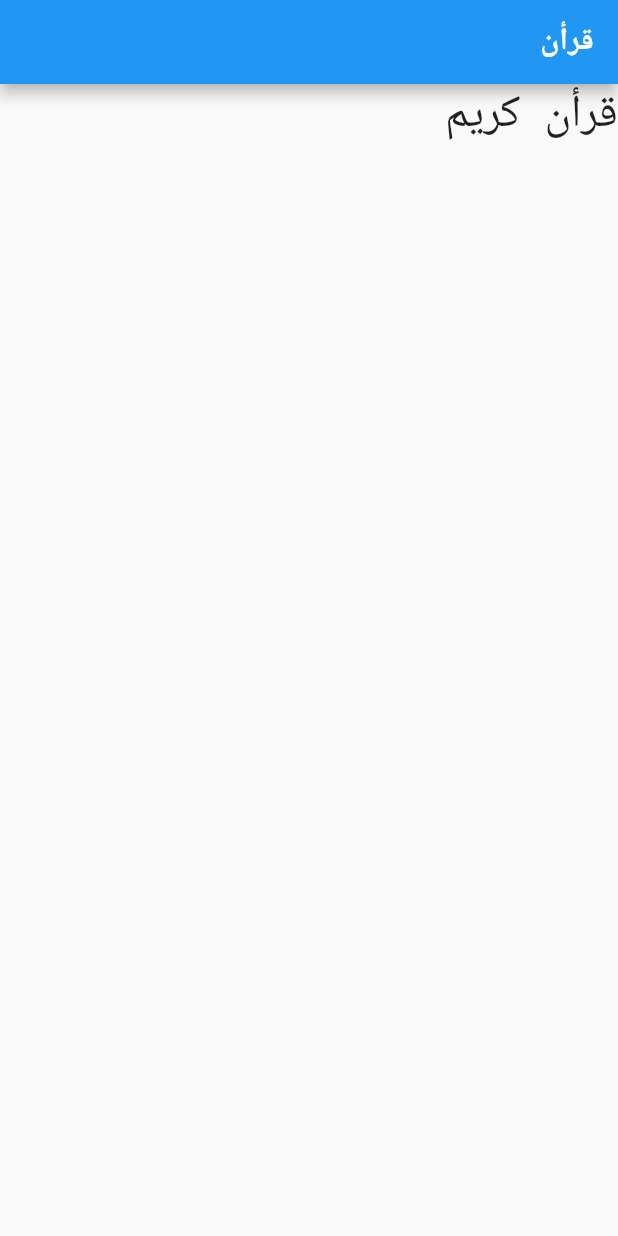
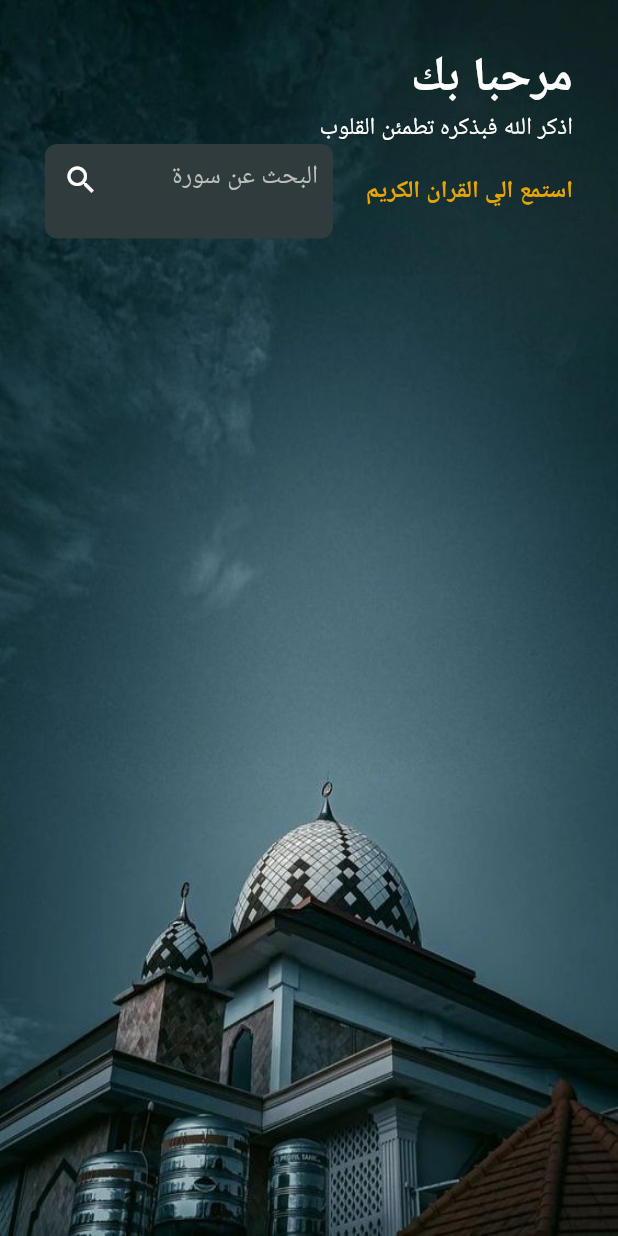
Before and after one commit to Mohamed-Abdel-Rahem/quran, a Flutter app: the screen it shows after launch, on a phone screen of 412 x 824 dp. Run offline on Flutter 3.47's test engine with Material 3 defaults, Android fonts, the phone set to English and light mode, and no system bars; our stand-ins replace firebase_core; accounts and stored records are empty.

Commit message:
first phase of the app

```diff
--- a/lib/main.dart
+++ b/lib/main.dart
@@ -2,7 +2,7 @@
 import 'package:flutter_localizations/flutter_localizations.dart';
 import 'package:intl/intl.dart';
 import 'package:quran/generated/l10n.dart';
-import 'package:quran/screens/home_view.dart';
+import 'package:quran/screens/quran_page.dart';
 
 void main() {
   runApp(const QuranApp());
@@ -26,7 +26,7 @@
         GlobalCupertinoLocalizations.delegate,
       ],
       supportedLocales: S.delegate.supportedLocales,
-      home: HomeView(),
+      home: QuranPage(),
     );
   }
 }
--- a/lib/screens/home_view.dart
+++ /dev/null
@@ -1,37 +0,0 @@
-import 'package:flutter/material.dart';
-import 'package:quran/generated/l10n.dart';
-import 'package:quran/main.dart';
-
-class HomeView extends StatelessWidget {
-  const HomeView({super.key});
-
-  @override
-  Widget build(BuildContext context) {
-    return Scaffold(
-        appBar: AppBar(
-          title: Text(S.of(context).title),
-        ),
-        body: Row(
-          children: [
-            Text(
-              S.of(context).title,
-              style: TextStyle(
-                fontSize: 30,
-              ),
-            ),
-            Padding(
-              padding: EdgeInsets.only(
-                left: isArabic() ? 0 : 16,
-                right: isArabic() ? 16 : 0,
-              ),
-              child: Text(
-                S.of(context).subTitle,
-                style: TextStyle(
-                  fontSize: 30,
-                ),
-              ),
-            ),
-          ],
-        ));
-  }
-}
--- /dev/null
+++ b/lib/screens/quran_page.dart
@@ -0,0 +1,102 @@
+import 'package:flutter/material.dart';
+
+class QuranPage extends StatelessWidget {
+  const QuranPage({super.key});
+
+  @override
+  Widget build(BuildContext context) {
+    return Scaffold(
+      body: Container(
+        width: double.infinity,
+        decoration: const BoxDecoration(
+          image: DecorationImage(
+            image: AssetImage(
+              'assets/background/background2.png',
+            ),
+            fit: BoxFit.fill,
+          ),
+        ),
+        child: Stack(
+          children: [
+            // Ellipses
+            Positioned(
+              top: -100,
+              right: -100,
+              child: Image.asset(
+                'assets/background/Ellipse 10.png',
+                width: 414,
+                height: 414,
+              ),
+            ),
+            // Content
+            Padding(
+              padding: EdgeInsets.all(30),
+              child: Column(
+                mainAxisAlignment: MainAxisAlignment.start,
+                children: [
+                  const Align(
+                    alignment: Alignment.topRight,
+                    child: Text(
+                      "مرحبا بك",
+                      style: TextStyle(
+                        fontSize: 32,
+                        fontWeight: FontWeight.w700,
+                        color: Colors.white,
+                      ),
+                    ),
+                  ),
+                  const Align(
+                    alignment: Alignment.topRight,
+                    child: Text(
+                      "اذكر الله فبذكره تطمئن القلوب",
+                      textAlign: TextAlign.right,
+                      style: TextStyle(
+                        fontSize: 16,
+                        fontWeight: FontWeight.w500,
+                        color: Colors.white,
+                      ),
+                    ),
+                  ),
+                  Row(
+                    mainAxisAlignment: MainAxisAlignment.spaceBetween,
+                    children: [
+                      const Text(
+                        "استمع الي القران الكريم",
+                        style: TextStyle(
+                          fontSize: 16,
+                          fontWeight: FontWeight.w700,
+                          color: Color(0xFFE7A600),
+                        ),
+                      ),
+                      Container(
+                        width: 192,
+                        height: 63,
+                        decoration: BoxDecoration(
+                          color: Color(0xff2F3B3C),
+                          borderRadius: BorderRadius.circular(8.0),
+                        ),
+                        child: TextField(
+                          style: TextStyle(color: Colors.white),
+                          decoration: InputDecoration(
+                            contentPadding: EdgeInsets.all(10.0),
+                            hintText: 'البحث عن سورة',
+                            hintStyle: TextStyle(color: Colors.grey[400]),
+                            border: InputBorder.none,
+                            suffixIcon: Icon(
+                              Icons.search,
+                              color: Colors.white,
+                            ),
+                          ),
+                        ),
+                      ),
+                    ],
+                  ),
+                ],
+              ),
+            ),
+          ],
+        ),
+      ),
+    );
+  }
+}
```
Also changed, not shown: assets/background/Ellipse 10.png (added), assets/background/background2.png (added).
